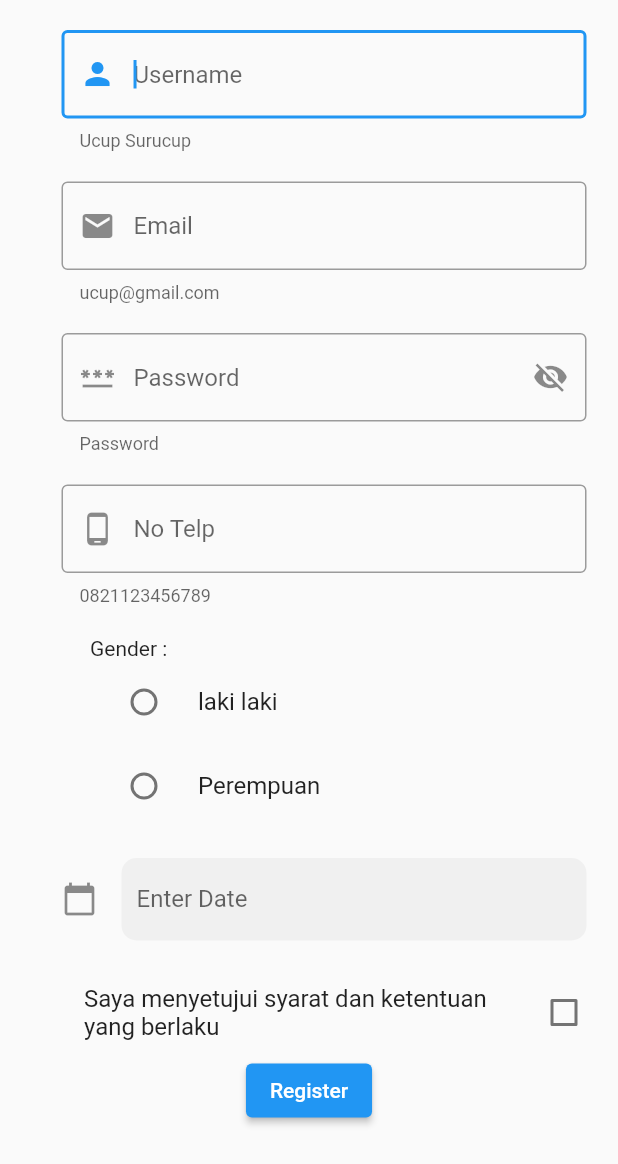
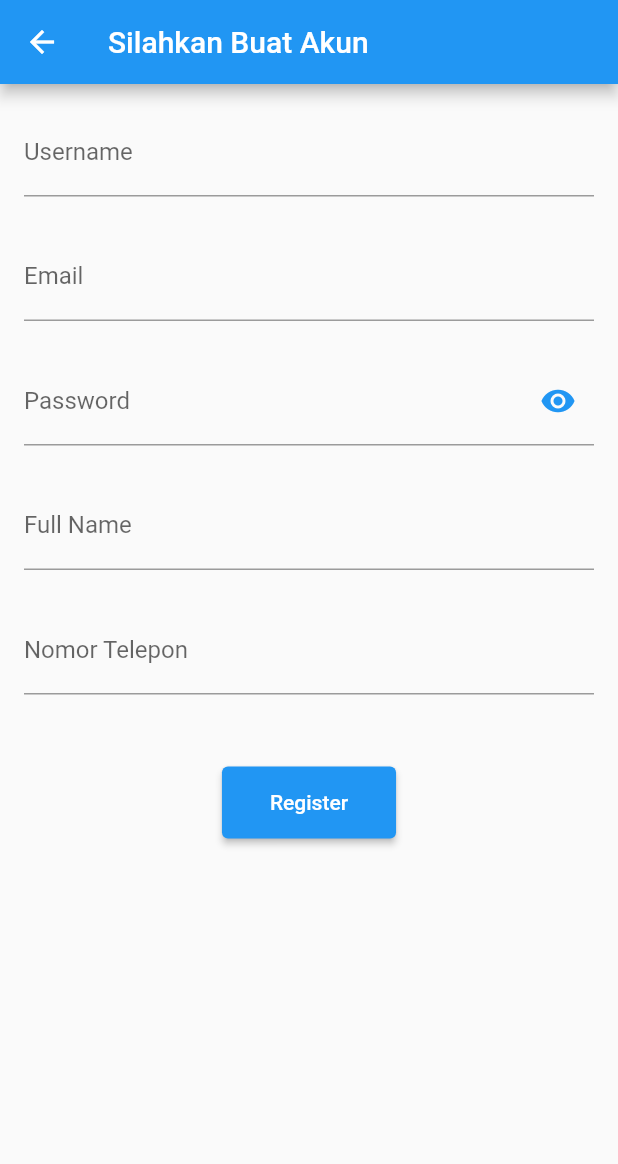
Before and after one commit to ErickMarcellinoP18/11_PBPtransportasi, a Flutter app: the screen it shows after launch, after a tap on "Login", after a tap on "Belum punya akun ?", on a phone screen of 412 x 824 dp. Shown: the top 1164 px of the screen. Run offline on Flutter 3.47's test engine with Material 2 defaults, Android fonts, the light colour scheme and no system bars; our stand-ins replace shared_preferences, sqflite; accounts and stored records are empty.

Commit message:
UPDATE UGD DATA

```diff
--- a/lib/view/register.dart
+++ b/lib/view/register.dart
@@ -3,269 +3,197 @@ import 'package:flutter/rendering.dart';
 import 'package:transportasi_11/component/passComp.dart';
 import 'package:transportasi_11/view/login.dart';
 import 'package:transportasi_11/component/form_component.dart';
+import 'package:transportasi_11/database/sql_helper.dart';
+import 'package:transportasi_11/data/user.dart';
 import 'package:intl/intl.dart';
 
 class RegisterView extends StatefulWidget {
-  const RegisterView({super.key});
+  const RegisterView(
+      {super.key,
+      required this.id,
+      required this.name,
+      required this.email,
+      required this.fullName,
+      required this.noTelp,
+      required this.password});
+
+  final String? name, email, fullName, noTelp, password;
+  final int? id;
 
   @override
   State<RegisterView> createState() => _RegisterViewState();
 }
 
-//deklarasi list untuk gender
-enum listGender { laki_laki, perempuan }
-
 class _RegisterViewState extends State<RegisterView> {
-  TextEditingController dateinput = TextEditingController();
-  @override
-  void initState() {
-    dateinput.text = "";
-    super.initState();
-  }
-
   final _formKey = GlobalKey<FormState>();
-  TextEditingController usernameController = TextEditingController();
-  TextEditingController emailController = TextEditingController();
-  TextEditingController passwordController = TextEditingController();
-  TextEditingController notelpController = TextEditingController();
-  //Checkbox
-  bool ketentuan = false;
-  //radio
-  listGender? _gender;
-
-  void _showAlertDialog(
-      String title, String message, Map<String, dynamic> FormData) {
-    showDialog(
-      context: context,
-      builder: (BuildContext context) {
-        return AlertDialog(
-          title: Text(title),
-          content: Text(message),
-          backgroundColor: Colors.white,
-          contentPadding: EdgeInsets.fromLTRB(20.0, 20.0, 20.0, 0.0),
-          actions: <Widget>[
-            TextButton(
-              onPressed: () {
-                Navigator.of(context).push(MaterialPageRoute(
-                    builder: (_) =>
-                        LoginView(data: FormData))); // Close the dialog
-              },
-              child: Text('OK'),
-            ),
-          ],
-          shape: RoundedRectangleBorder(
-            borderRadius: BorderRadius.circular(10.0),
-            side: BorderSide(
-              color: Color.fromARGB(255, 101, 92, 218),
-              width: 1.0,
-            ),
-          ),
-        );
-      },
-    );
-  }
-
-  void _showAlertDialog2(String title, String message) {
-    showDialog(
-      context: context,
-      builder: (BuildContext context) {
-        return AlertDialog(
-          title: Text(title),
-          content: Text(message),
-          backgroundColor: Colors.white,
-          contentPadding: EdgeInsets.fromLTRB(20.0, 20.0, 20.0, 0.0),
-          actions: <Widget>[
-            TextButton(
-              onPressed: () {
-                Navigator.of(context).push(MaterialPageRoute(
-                    builder: (_) => RegisterView())); // Close the dialog
-              },
-              child: Text('OK'),
-            ),
-          ],
-          shape: RoundedRectangleBorder(
-            borderRadius: BorderRadius.circular(10.0),
-            side: BorderSide(
-              color: Color.fromARGB(255, 101, 92, 218),
-              width: 1.0,
-            ),
-          ),
-        );
-      },
-    );
-  }
+  TextEditingController controllerEmail = TextEditingController();
+  TextEditingController controllerUsername = TextEditingController();
+  TextEditingController controllerPassword = TextEditingController();
+  TextEditingController controllerNotelp = TextEditingController();
+  TextEditingController controllerFullname = TextEditingController();
+  bool isPasswordVisible = false;
 
   @override
   Widget build(BuildContext context) {
+    if (widget.id != null) {
+      controllerUsername.text = widget.name!;
+      controllerEmail.text = widget.email!;
+      controllerPassword.text = widget.password!;
+      controllerNotelp.text = widget.noTelp!;
+      controllerFullname.text = widget.fullName!;
+    }
+
     return Scaffold(
+      appBar: AppBar(
+        title: Text("Silahkan Buat Akun"),
+      ),
       body: SafeArea(
         child: SingleChildScrollView(
           child: Form(
             key: _formKey,
+            child: Padding(
+              padding: EdgeInsets.all(16),
               child: Column(
                 mainAxisAlignment: MainAxisAlignment.center,
                 children: [
-                inputForm((p0) {
-                  if (p0 == null || p0.isEmpty) {
-                    return 'Username Tidak Boleh Kosong';
-                  }
-                  if (p0.toLowerCase() == 'anjing') {
-                    return 'Tidak Boleh Menggunakan kata Kasar';
+                  TextFormField(
+                    controller: controllerUsername,
+                    decoration: const InputDecoration(
+                      border: UnderlineInputBorder(),
+                      labelText: 'Username',
+                    ),
+                    validator: (value) {
+                      if (value == null || value.isEmpty) {
+                        return 'Please enter your name';
+                      } else if (value.contains(' ')) {
+                        return 'Username tidak boleh ada spasi';
                       }
                       return null;
                     },
-                    controller: usernameController,
-                    hintTxt: "Username",
-                    helperTxt: "Ucup Surucup",
-                    iconData: Icons.person),
-                inputForm((p0) {
-                  if (p0 == null || p0.isEmpty) {
-                    return 'Email tidak boleh kosong';
-                  }
-                },
-                    controller: emailController,
-                    hintTxt: "Email",
-                    helperTxt: "ucup@gmail.com",
-                    iconData: Icons.email),
-                PassForm(passwordController: passwordController),
-                inputForm((p0) {
-                  if (p0 == null || p0.isEmpty) {
-                    return 'Nomor Telepon tidak boleh kosong';
+                  ),
+                  SizedBox(height: 24),
+                  TextFormField(
+                    controller: controllerEmail,
+                    decoration: const InputDecoration(
+                      border: UnderlineInputBorder(),
+                      labelText: 'Email',
+                    ),
+                    validator: (value) {
+                      if (value == null || value.isEmpty) {
+                        return 'Email Tidak Boleh Kosong';
+                      } else if (!value.contains('@')) {
+                        return 'Email Tidak Valid';
                       }
                       return null;
                     },
-                    controller: notelpController,
-                    hintTxt: "No Telp",
-                    helperTxt: "0821123456789",
-                    iconData: Icons.phone_android),
-                //radio button
-                Padding(
-                  padding: const EdgeInsets.only(left: 60, top: 20),
-                  child: Column(
-                    crossAxisAlignment: CrossAxisAlignment.start,
-                    children: [
-                      Text('Gender :'),
-                      RadioListTile(
-                        title: Text('laki laki'),
-                        value: listGender.laki_laki,
-                        groupValue: _gender,
-                        onChanged: (val) {
+                  ),
+                  SizedBox(height: 24),
+                  TextFormField(
+                    controller: controllerPassword,
+                    decoration: InputDecoration(
+                      border: UnderlineInputBorder(),
+                      labelText: 'Password',
+                      suffixIcon: IconButton(
+                        onPressed: () {
                           setState(() {
-                            _gender = val;
+                            isPasswordVisible = !isPasswordVisible;
                           });
                         },
+                        icon: Icon(
+                          isPasswordVisible
+                              ? Icons.visibility_off
+                              : Icons.visibility,
+                          color: isPasswordVisible ? Colors.grey : Colors.blue,
                         ),
-                      RadioListTile(
-                        title: Text('Perempuan'),
-                        value: listGender.perempuan,
-                        groupValue: _gender,
-                        onChanged: (val) {
-                          setState(() {
-                            _gender = val;
-                          });
+                      ),
+                    ),
+                    obscureText: isPasswordVisible,
+                    validator: (value) {
+                      if (value == null || value.isEmpty) {
+                        return 'Password Tidak Boleh Kosong';
+                      } else if (value.length < 8) {
+                        return 'Password Minimal 8 karakter';
+                      }
+                      return null;
                     },
+                  ),
+                  SizedBox(height: 24),
+                  TextFormField(
+                    controller: controllerFullname,
+                    decoration: const InputDecoration(
+                      border: UnderlineInputBorder(),
+                      labelText: 'Full Name',
+                    ),
+                    validator: (value) {
+                      if (value == null || value.isEmpty) {
+                        return 'Please enter your name';
+                      } else if (!RegExp(r'^[a-zA-Z ]+$').hasMatch(value)) {
+                        return 'Nama Lengkap hanya mengandung huruf dan spasi';
+                      }
+                      return null;
+                    },
+                  ),
+                  SizedBox(height: 24),
+                  TextFormField(
+                    keyboardType: TextInputType.number,
+                    controller: controllerNotelp,
+                    decoration: const InputDecoration(
+                      border: UnderlineInputBorder(),
+                      labelText: 'Nomor Telepon',
+                    ),
+                    validator: (value) {
+                      if (value == null || value.isEmpty) {
+                        return 'Nomor Telepon tidak boleh kosong';
+                      } else if (value.length < 10 || value.length > 13) {
+                        return 'Nomor Telepon Tidak Valid';
+                      }
+                      return null;
+                    },
+                  ),
+                  const SizedBox(height: 48),
+                  SizedBox(
+                    child: ElevatedButton(
+                      onPressed: () async {
+                        if (_formKey.currentState!.validate()) {}
+                        if (widget.id == null) {
+                          await addUser();
+                        } else {
+                          await editUser(widget.id!);
+                        }
+                        Navigator.pop(context);
+                      },
+                      child: const Padding(
+                        padding: EdgeInsets.symmetric(
+                            vertical: 16.0, horizontal: 16.0),
+                        child: Text("Register"),
+                      ),
+                    ),
                   ),
                 ],
               ),
-                ),
-
-                Padding(
-                  padding: const EdgeInsets.only(left: 20, top: 20),
-                  child: SizedBox(
-                    width: 350,
-                    child: TextField(
-                      controller: dateinput,
-                      decoration: InputDecoration(
-                        labelText: "Enter Date",
-                        contentPadding: EdgeInsets.all(10.0),
-                        filled: true,
-                        icon: Icon(Icons.calendar_today),
-                        enabledBorder: UnderlineInputBorder(
-                          borderRadius: BorderRadius.circular(10),
-                          borderSide: BorderSide.none,
-                        ),
-                        focusedBorder: OutlineInputBorder(
-                          borderRadius: BorderRadius.circular(10),
-                          borderSide: BorderSide(color: Colors.black45),
-                        ),
-                      ),
-                      readOnly: true,
-                      onTap: () async {
-                        var date = await showDatePicker(
-                            context: context,
-                            initialDate: DateTime.now(),
-                            firstDate: DateTime(1990),
-                            lastDate: DateTime(2100));
-
-                        if (date != null) {
-                          print(date);
-                          String formatDate =
-                              DateFormat('dd/MM/yyyy').format(date);
-                          print(formatDate);
-                          setState(() {
-                            dateinput.text = formatDate;
-                          });
-                        }
-                      },
-                    ),
-                  ),
-                ),
-                //Checkbox-----
-                Padding(
-                  padding: const EdgeInsets.only(left: 40, top: 20),
-                  child: Column(
-                    children: [
-                      CheckboxListTile(
-                        title: Text(
-                            'Saya menyetujui syarat dan ketentuan yang berlaku'),
-                        value: ketentuan,
-                        onChanged: (value) {
-                          setState(() {
-                            ketentuan = value!;
-                          });
-                        },
-                      ),
-                    ],
-                  ),
-                ),
-
-                ElevatedButton(
-                    onPressed: () {
-                      if (_formKey.currentState!.validate() &&
-                          ketentuan &&
-                          !dateinput.text.isEmpty &&
-                          _gender != null) {
-                        bool registrationSuccessful = true;
-                        Map<String, dynamic> FormData = {};
-                        FormData['username'] = usernameController.text;
-                        FormData['password'] = passwordController.text;
-                        if (registrationSuccessful) {
-                          // Show the success alert dialog
-                          _showAlertDialog(
-                              'Success', 'Registrasi berhasil!', FormData);
-                          // You can navigate to another screen (e.g., login) here if needed.
-                        }
-                        // Navigator.push(
-                        //     context,
-                        //     MaterialPageRoute(
-                        //         builder: (_) => LoginView(
-                        //               data: FormData,
-                        //             )));
-                      }
-                      // } else if (_gender == null) {
-                      //   _showAlertDialog2('Failed', 'Pilih Gender dulu!');
-                      // } else if (dateinput.text.isEmpty) {
-                      //   _showAlertDialog2('Failed', 'Isi tanggal dulu!');
-                      // } else if (!ketentuan) {
-                      //   _showAlertDialog2('Failed', 'Cek dulu bang!');
-                      // }
-                    },
-                    child: const Text('Register'))
-              ],
             ),
           ),
         ),
       ),
     );
   }
+
+  Future<void> addUser() async {
+    await SQLHelper.addUser(
+        controllerUsername.text,
+        controllerEmail.text,
+        controllerPassword.text,
+        controllerNotelp.text,
+        controllerFullname.text);
   }
+
+  Future<void> editUser(int id) async {
+    await SQLHelper.editUser(
+        id,
+        controllerUsername.text,
+        controllerEmail.text,
+        controllerPassword.text,
+        controllerNotelp.text,
+        controllerFullname.text);
+  }
+}
--- a/pubspec.yaml
+++ b/pubspec.yaml
@@ -16,6 +16,8 @@ dependencies:
   provider:
   shared_preferences:
   cupertino_icons: ^1.0.2
+  sqflite: ^2.2.6
+  flutter_slidable: ^0.6.0
 
 dev_dependencies:
   flutter_test:
```
Also changed, not shown: lib/data/user.dart (added, +13 -0 lines), lib/database/sql_helper.dart (added, +58 -0 lines), pubspec.lock, 2 other files. Lines whose indentation alone changed are shown as unchanged.
